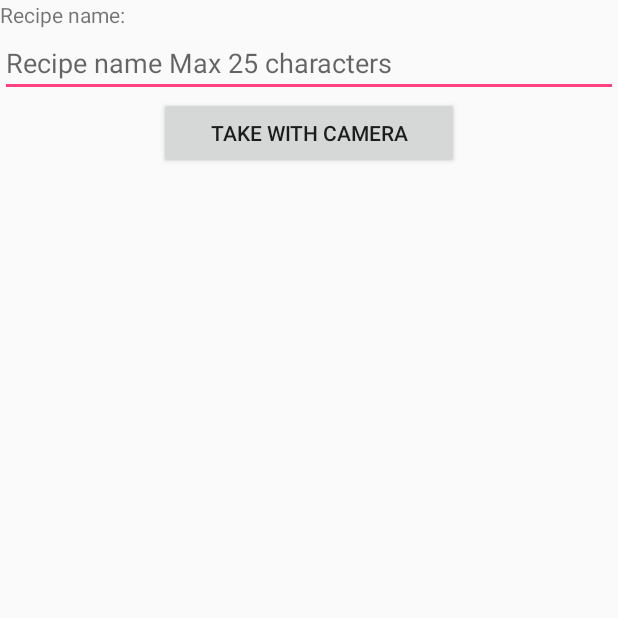
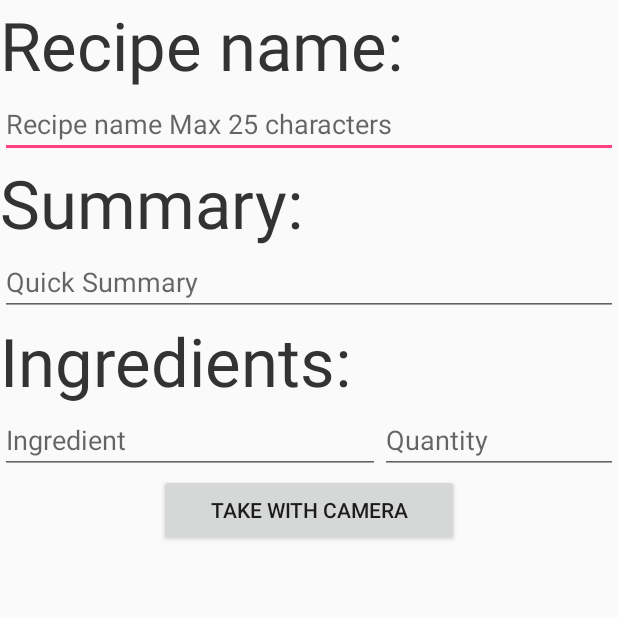
Before and after one commit to Telerik-Android/WhatRecipes, an Android app: the fragment AddNewRecipeFragment shown on its own in the app's theme, on a phone screen of 412 x 824 dp, the top half of it. Run offline under Robolectric (Android 15) with nearby library versions, the phone set to English and light mode, and no system bars; our stand-ins replace ButterKnife, Dagger/Hilt's generated code, Firebase (no records; nobody signed in at launch, a user with empty details on screens opened directly); libraries missing offline, so code that uses them is left out: com.commonsware.cwac.

Commit message:
adding new fields in add recipe view

```diff
--- a/WhatRecipes/app/src/main/java/com/whatrecipes/whatrecipes/data/RecipeAdapter.java
+++ b/WhatRecipes/app/src/main/java/com/whatrecipes/whatrecipes/data/RecipeAdapter.java
@@ -32,7 +32,6 @@ public class RecipeAdapter extends ArrayAdapter<String> {
         TextView v2 = (TextView)(convertView.findViewById(R.id.recipeTextSummary));
         v.setText(getItem(position));
         v2.setText("MNOGOOGOGOG TEXT");
-        Button btn = (Button)convertView.findViewById(R.id.button);
         return convertView;
     }
 }
--- a/WhatRecipes/app/src/main/res/layout/fragment_add_new_recipe.xml
+++ b/WhatRecipes/app/src/main/res/layout/fragment_add_new_recipe.xml
@@ -8,7 +8,8 @@
     <TextView
         android:layout_width="match_parent"
         android:layout_height="wrap_content"
-        android:text="@string/recipe_name_header"/>
+        android:text="@string/recipe_name_header"
+        android:textAppearance="@style/RecipeHugeFont"/>
     <EditText
         android:id="@+id/recipeTextTitle"
         android:layout_width="match_parent"
@@ -17,6 +18,46 @@
         android:inputType="text"
         android:maxLength="25"
         android:maxLines="1"/>
+
+    <TextView
+        android:layout_width="match_parent"
+        android:layout_height="wrap_content"
+        android:text="@string/recipe_summary"
+        android:textAppearance="@style/RecipeHugeFont"/>
+    <EditText
+        android:id="@+id/recipeTextSummary"
+        android:layout_width="match_parent"
+        android:layout_height="wrap_content"
+        android:hint="@string/recipe_quick_summary"
+        android:inputType="textMultiLine"
+        android:textAppearance="@style/RecipeSummaryFont" />
+
+    <TextView
+        android:layout_width="match_parent"
+        android:layout_height="wrap_content"
+        android:text="@string/recipe_ingredients"
+        android:textAppearance="@style/RecipeHugeFont"/>
+    <LinearLayout
+        android:layout_width="match_parent"
+        android:layout_height="wrap_content"
+        android:orientation="horizontal">
+        <EditText
+            android:id="@+id/recipeIngredient"
+            android:layout_width="wrap_content"
+            android:layout_height="wrap_content"
+            android:hint="Ingredient"
+            android:layout_weight="2"
+            android:textAppearance="@style/RecipeSummaryFont" />
+        <EditText
+            android:id="@+id/recipeIngredientQuantity"
+            android:layout_width="wrap_content"
+            android:layout_height="wrap_content"
+            android:hint="Quantity"
+            android:layout_weight="1"
+            android:textAppearance="@style/RecipeSummaryFont" />
+    </LinearLayout>
+
+
 
     <ImageView
         android:id="@+id/image_view"
--- a/WhatRecipes/app/src/main/res/values/strings.xml
+++ b/WhatRecipes/app/src/main/res/values/strings.xml
@@ -12,5 +12,8 @@
     <string name="btn_save_recipe">Save</string>
     <string name="hint_recipe_name">Recipe name Max 25 characters</string>
     <string name="recipe_name_header">Recipe name:</string>
-    <string name="screenshot">screenshot.jpg</string>
+    <string name="screenshot">/screenshot.jpg</string>
+    <string name="recipe_summary">Summary:</string>
+    <string name="recipe_quick_summary">Quick Summary</string>
+    <string name="recipe_ingredients">Ingredients:</string>
 </resources>
```
